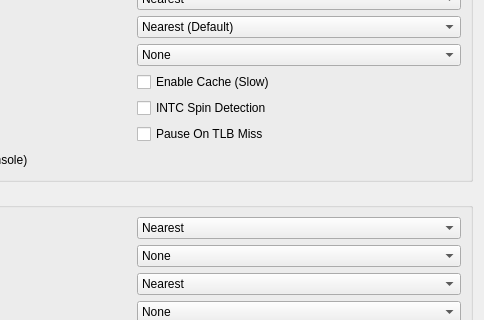
The window that pcsx2-qt/Settings/AdvancedSettingsWidget.ui (PCSX2/pcsx2) describes before a commit, drawn with Qt 5; both pictures show x 216 to 700 and y 86 to 406 of the 700 by 1100 pixel window.
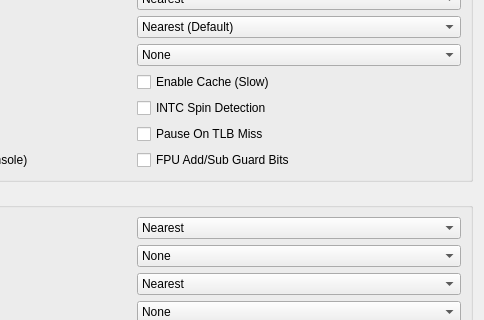
The same window after the commit.

Commit message: ee/fpu: make add/sub guard-bit emulation a toggleable option (default on)

```diff
--- a/pcsx2-qt/Settings/AdvancedSettingsWidget.ui
+++ b/pcsx2-qt/Settings/AdvancedSettingsWidget.ui
@@ -180,6 +180,13 @@
           </property>
          </widget>
         </item>
+        <item row="3" column="1">
+         <widget class="QCheckBox" name="eeFpuGuardedAddSub">
+          <property name="text">
+           <string>FPU Add/Sub Guard Bits</string>
+          </property>
+         </widget>
+        </item>
        </layout>
       </item>
      </layout>
```
Left out of the diff: 1 changed line with no effect on the pictures. The commit also changes 9 other files.
